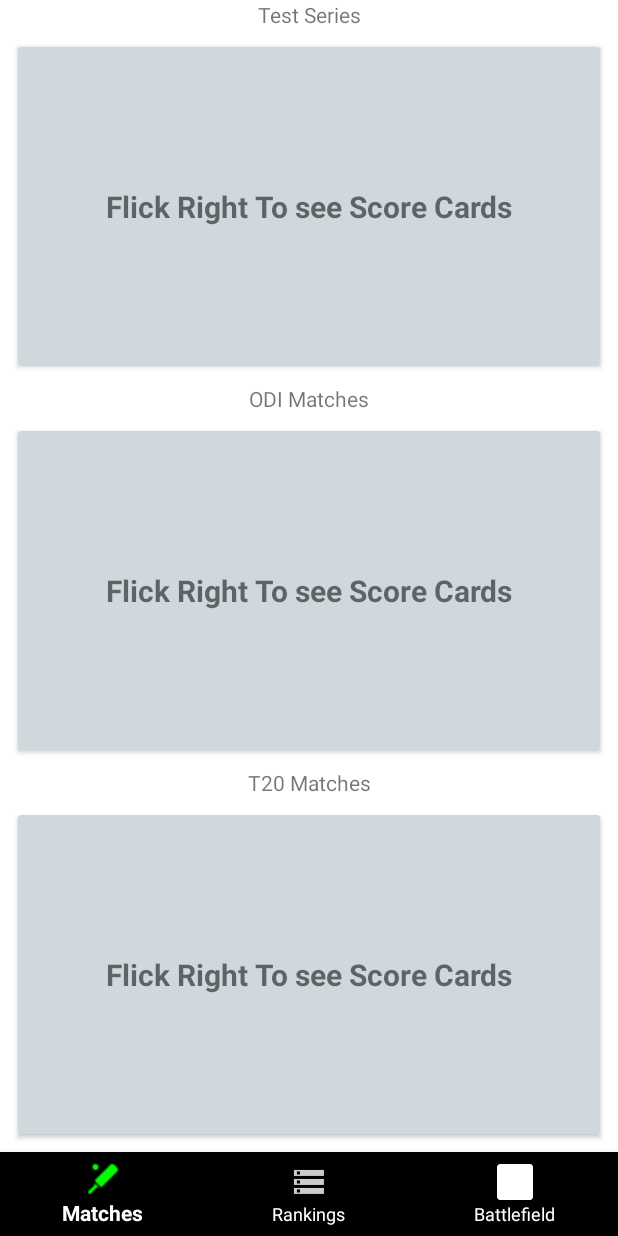
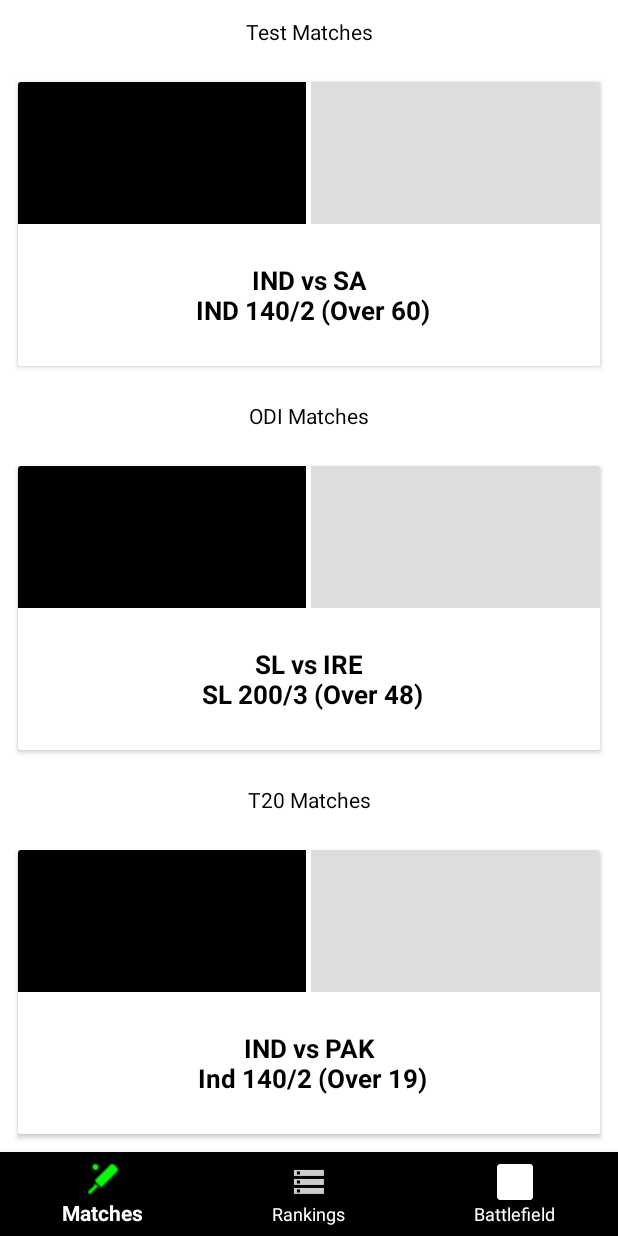
Before and after one commit to Manvijay/stats-o-score, an Android app: the Current_Matches screen opened directly, with no data from a screen before it, on a phone screen of 412 x 824 dp. Run offline under Robolectric (Android 15) with nearby library versions, the phone set to English and light mode, and no system bars; 1 statement that could not run was skipped.

Commit message:
Final Layout Done

```diff
--- a/app/src/main/java/com/example/manvijay/sports_app/Current_Matches.java
+++ b/app/src/main/java/com/example/manvijay/sports_app/Current_Matches.java
@@ -67,17 +67,16 @@ public class Current_Matches extends Fragment {
         list1 = new ArrayList<>();
         list2 = new ArrayList<>();
         list3 = new ArrayList<>();
-        list1.add("Flick Right To see Score Cards");
         list1.add("IND vs SA" + "\n IND 140/2 (Over 60)");
         list1.add("ENG vs AUS" + " \n AUS 260/9 (Over 56.2)");
         list1.add("WI vs BAN" + " \n WI 110/5 (Over 75.2)");
         list1.add("ZIM vs PAK" + " \n PAK 111/9 (Over 88.1)");
-        list2.add("Flick Right To see Score Cards");
+
         list2.add("SL vs IRE" + "\n SL 200/3 (Over 48)");
         list2.add("AFG vs SCO" + " \n SCO 360/9 (Over 50)");
         list2.add("UAE vs NETH" + " \n UAE 112/5 (Over 27)");
         list2.add("HKG vs OMN" + " \n HKG 90/7 (Over 28.1)");
-        list3.add("Flick Right To see Score Cards");
+
         list3.add("IND vs PAK" + "\n Ind 140/2 (Over 19)");
         list3.add("ENG vs SL" + " \n SL 260/9 (Over 20)");
         list3.add("WI vs BAN" + " \n WI 190/5 (Over 18.5)");
--- a/app/src/main/java/com/example/manvijay/sports_app/MainAdapter.java
+++ b/app/src/main/java/com/example/manvijay/sports_app/MainAdapter.java
@@ -45,7 +45,7 @@ class MainAdapter extends RecyclerView.Adapter<MainAdapter.ViewHolder> {
 
         public ViewHolder(View itemView) {
             super(itemView);
-            text1=itemView.findViewById(R.id.text1);
+            text1=itemView.findViewById(R.id.text);
         }
        // text1=itemView.findViewById(R.id.text1);
     }
--- a/app/src/main/java/com/example/manvijay/sports_app/SecondAdapter.java
+++ /dev/null
@@ -1,47 +0,0 @@
-package com.example.manvijay.sports_app;
-
-import android.support.v7.widget.RecyclerView;
-import android.view.LayoutInflater;
-import android.view.View;
-import android.view.ViewGroup;
-import android.widget.ArrayAdapter;
-import android.widget.TextView;
-
-import java.util.ArrayList;
-
-/**
- * Created by Vishu.Saharan on 2/23/2018.
- */
-
-class SecondAdapter extends RecyclerView.Adapter<SecondAdapter.ViewHolder> {
-
-    ArrayList<String> mylist;
-
-    public SecondAdapter(ArrayList<String> temp){
-        mylist = temp;
-    }
-    @Override
-    public SecondAdapter.ViewHolder onCreateViewHolder(ViewGroup parent, int viewType) {
-        View view = LayoutInflater.from(parent.getContext()).inflate(R.layout.recyclerview2,parent,false);
-        return new ViewHolder(view);
-    }
-
-    @Override
-    public void onBindViewHolder(SecondAdapter.ViewHolder holder, int position) {
-        holder.text2.setText(mylist.get(position));
-    }
-
-    @Override
-    public int getItemCount() {
-        return mylist.size();
-    }
-
-    public class ViewHolder extends RecyclerView.ViewHolder {
-        public TextView text2;
-        public ViewHolder(View itemView) {
-            super(itemView);
-            text2 = itemView.findViewById(R.id.text2);
-
-        }
-    }
-}
--- a/app/src/main/res/layout/fragment_current__matches.xml
+++ b/app/src/main/res/layout/fragment_current__matches.xml
@@ -12,71 +12,86 @@
         android:orientation="vertical"
         android:weightSum="3">
 
-        <RelativeLayout
+        <LinearLayout
             android:layout_width="match_parent"
             android:layout_height="0dp"
             android:layout_weight="1"
-            android:background="#ffffff" android:orientation="horizontal">
+            android:weightSum="6"
+            android:background="#ffffff"
+            android:orientation="vertical">
 
             <TextView
                 android:layout_width="match_parent"
-                android:layout_height="wrap_content"
-                android:text="@string/test_series"
-                android:textAlignment="center"
+                android:layout_height="0dp"
+                android:layout_weight="1"
+                android:text="@string/test_matches"
+                android:gravity="center"
                 android:id="@+id/testtext"
+                android:textColor="@color/colorPrimaryDark"
                 />
 
             <android.support.v7.widget.RecyclerView
                 android:id="@+id/recycle1"
+                android:layout_weight="5"
                 android:layout_width="match_parent"
-                android:layout_height="match_parent"
+                android:layout_height="0dp"
                 android:layout_below="@id/testtext"/>
 
-        </RelativeLayout>
+        </LinearLayout>
 
-        <RelativeLayout
+        <LinearLayout
             android:layout_width="match_parent"
             android:layout_height="0dp"
             android:layout_weight="1"
-            android:background="#ffffff" android:orientation="horizontal">
+            android:weightSum="6"
+            android:background="#ffffff"
+            android:orientation="vertical">
 
             <TextView
                 android:layout_width="match_parent"
-                android:layout_height="wrap_content"
+                android:layout_height="0dp"
+                android:layout_weight="1"
                 android:text="@string/odi_matches"
-                android:textAlignment="center"
+                android:gravity="center"
                 android:id="@+id/oditext"
+                android:textColor="@color/colorPrimaryDark"
                 />
 
             <android.support.v7.widget.RecyclerView
                 android:id="@+id/recycle2"
                 android:layout_width="match_parent"
-                android:layout_height="match_parent"
+                android:layout_height="0dp"
+                android:layout_weight="5"
                 android:layout_below="@+id/oditext"/>
 
-        </RelativeLayout>
+        </LinearLayout>
 
-        <RelativeLayout
+        <LinearLayout
             android:layout_width="match_parent"
             android:layout_height="0dp"
             android:layout_weight="1"
-            android:background="#ffffff" android:orientation="horizontal">
+            android:weightSum="6"
+            android:background="#ffffff"
+            android:orientation="vertical">
 
             <TextView
                 android:layout_width="match_parent"
-                android:layout_height="wrap_content"
+                android:layout_height="0dp"
                 android:text="@string/t20_matches"
-                android:textAlignment="center"
+                android:gravity="center"
+                android:layout_weight="1"
                 android:id="@+id/t20text"
+                android:textColor="@color/colorPrimaryDark"
                 />
 
             <android.support.v7.widget.RecyclerView
                 android:id="@+id/recycle3"
                 android:layout_width="match_parent"
-                android:layout_height="match_parent"
+                android:layout_height="0dp"
+                android:layout_weight="5"
                 android:layout_below="@+id/t20text"/>
 
-        </RelativeLayout>
+        </LinearLayout>
 
     </LinearLayout>
 
--- a/app/src/main/res/layout/recyclerview1.xml
+++ b/app/src/main/res/layout/recyclerview1.xml
@@ -8,17 +8,54 @@
         android:layout_width="match_parent"
         android:layout_height="match_parent"
         android:layout_margin="12dp">
-
-        <TextView
-            android:id="@+id/text1"
+        <LinearLayout
             android:layout_width="match_parent"
             android:layout_height="match_parent"
-            android:layout_gravity="center"
-            android:gravity="center"
-            android:padding="10dp"
-            android:textSize="20sp"
-            android:textStyle="bold"
-            android:background="#CFD8DC"/>
+            android:orientation="vertical"
+            android:weightSum="4">
+
+            <LinearLayout
+                android:id="@+id/teamFlags"
+                android:layout_width="match_parent"
+                android:layout_height="0dp"
+                android:layout_weight="2"
+                android:orientation="horizontal"
+                android:weightSum="2">
+
+                <ImageView
+                    android:id="@+id/flag1"
+                    android:layout_width="0dp"
+                    android:layout_height="match_parent"
+                    android:layout_weight="1"
+                    android:src="#000000"/>
+
+                <ImageView
+                    android:id="@+id/flag2"
+                    android:layout_width="0dp"
+                    android:layout_height="match_parent"
+                    android:layout_weight="1"
+                    android:layout_marginLeft="3dp"
+                    android:src="#dddddd"/>
+
+
+            </LinearLayout>
+
+
+            <TextView
+                android:id="@+id/text"
+                android:layout_width="match_parent"
+                android:layout_height="0dp"
+                android:layout_weight="2"
+                android:layout_gravity="center"
+                android:gravity="center"
+                android:padding="10dp"
+                android:textSize="17sp"
+                android:textStyle="bold"
+                android:background="#ffffff"
+                android:textColor="@color/colorPrimaryDark"/>
+
+        </LinearLayout>
+
     </android.support.v7.widget.CardView>
 
 </LinearLayout>
--- a/app/src/main/res/layout/recyclerview2.xml
+++ /dev/null
@@ -1,24 +0,0 @@
-<?xml version="1.0" encoding="utf-8"?>
-<LinearLayout xmlns:android="http://schemas.android.com/apk/res/android"
-    android:layout_width="match_parent"
-    android:layout_height="match_parent">
-
-    <android.support.v7.widget.CardView
-        android:layout_width="match_parent"
-        android:layout_height="match_parent"
-        android:layout_margin="12dp">
-
-        <TextView
-            android:layout_width="match_parent"
-            android:layout_height="match_parent"
-            android:id="@+id/text2"
-            android:textSize="17sp"
-            android:textStyle="bold"
-            android:textAlignment="center"
-            android:autoSizeTextType="uniform"
-            android:autoSizeMinTextSize="10sp"
-            android:autoSizeMaxTextSize="50sp"
-            android:autoSizeStepGranularity="3sp"
-            />
-    </android.support.v7.widget.CardView>
-</LinearLayout>
--- a/app/src/main/res/values/strings.xml
+++ b/app/src/main/res/values/strings.xml
@@ -10,7 +10,6 @@
     <!-- TODO: Remove or change this placeholder text -->
     <string name="hello_blank_fragment">Hello blank fragment</string>
     <string name="this_is_current_matches_fragment">This is Current Matches Fragment</string>
-    <string name="test_series">Test Series</string>
     <string name="matches">Matches</string>
 
 </resources>
```
Also changed, not shown: 921 other files.
